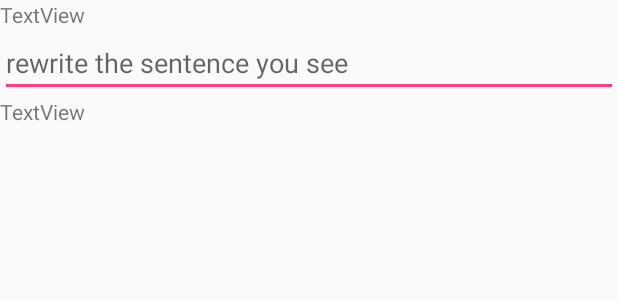
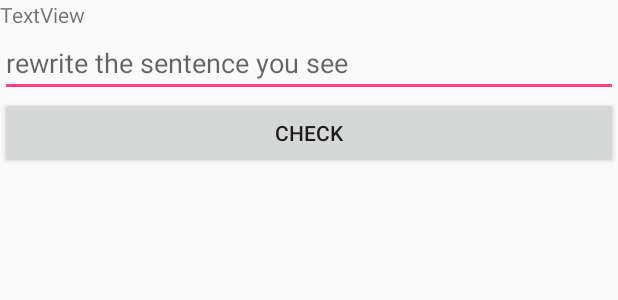
Before and after one commit to rulaYounis/RulaYounisFinal, an Android app: the layout activity_rewrite.xml on its own in the app's theme, with its tools: preview values and no code run, on a phone screen of 412 x 824 dp. Shown: the top 300 px of the screen. Run offline under Robolectric (Android 15) with nearby library versions, the phone set to English and light mode, and no system bars.

Commit message:
fixed adding details to firebase and the rewrite activity

```diff
--- a/app/src/main/AndroidManifest.xml
+++ b/app/src/main/AndroidManifest.xml
@@ -11,7 +11,7 @@
         android:roundIcon="@mipmap/ic_launcher_round"
         android:supportsRtl="true"
         android:theme="@style/AppTheme">
-        <activity android:name=".NewAlarmActivity">
+        <activity android:name=".RewriteActivity">
             <intent-filter>
                 <action android:name="android.intent.action.MAIN" />
 
@@ -27,9 +27,9 @@
         <activity android:name=".AddActivityActivity" />
         <activity android:name=".AllTasksActivity" />
         <activity android:name=".FireActivity" />
-        <activity android:name=".AllAlarmsActivity" />
+        <activity android:name=".NewAlarmActivity" />
         <activity android:name=".SharedActivity" />
-        <activity android:name=".RewriteActivity"></activity>
+        <activity android:name=".AllAlarmsActivity"></activity>
     </application>
 
 </manifest>
--- a/app/src/main/res/layout/activity_new_alarm.xml
+++ b/app/src/main/res/layout/activity_new_alarm.xml
@@ -48,7 +48,8 @@
     <TextView
         android:id="@+id/tvTask"
         android:layout_width="match_parent"
-        android:layout_height="wrap_content" />
+        android:layout_height="38dp"
+        android:text="task" />
 
     <Button
         android:id="@+id/btAddAlarm"
--- a/app/src/main/res/layout/activity_rewrite.xml
+++ b/app/src/main/res/layout/activity_rewrite.xml
@@ -21,9 +21,14 @@
         android:hint="rewrite the sentence you see"
         android:inputType="textPersonName" />
 
+    <Button
+        android:id="@+id/btCheck"
+        android:layout_width="match_parent"
+        android:layout_height="wrap_content"
+        android:text="check" />
+
     <TextView
         android:id="@+id/tvSuccess"
         android:layout_width="match_parent"
-        android:layout_height="wrap_content"
-        android:text="TextView" />
+        android:layout_height="wrap_content" />
 </LinearLayout>
```
Also changed, not shown: app/src/main/java/com/example/user/rulayounis/NewAlarmActivity.java (+15 -8 lines), app/src/main/java/com/example/user/rulayounis/RewriteActivity.java (+12 -17 lines).
